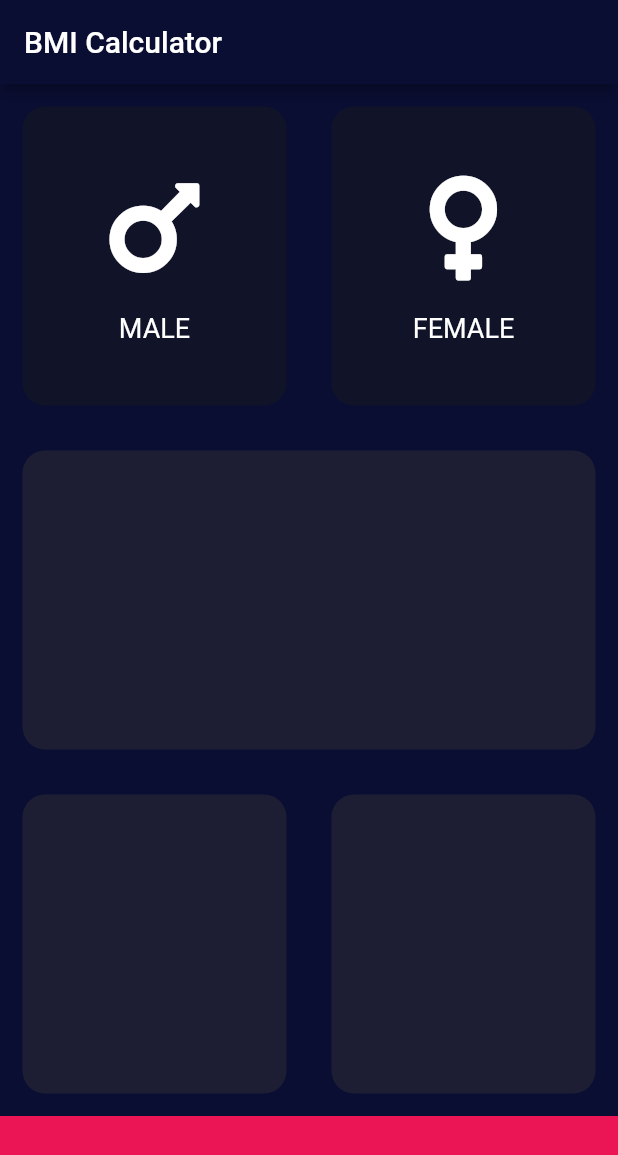
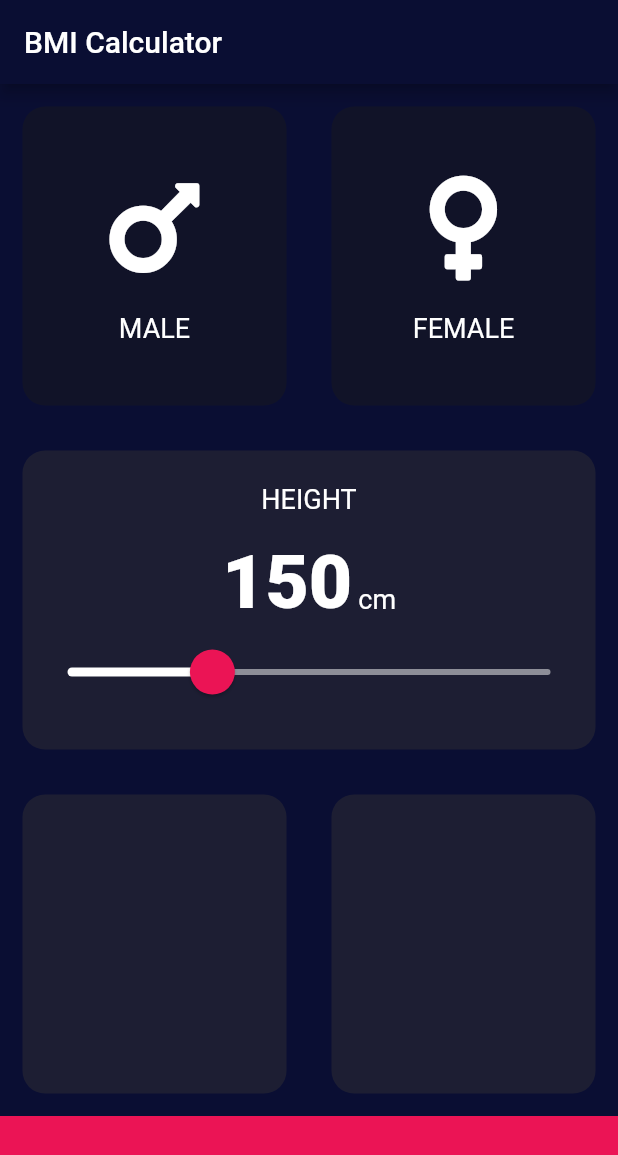
Before and after one commit to Wandersonjack/bmindex-flutter, a Flutter app: the screen it shows after launch, on a phone screen of 412 x 824 dp. Shown: the top 1155 px of the screen. Run offline on Flutter 3.47's test engine with Material 2 defaults, Android fonts, the phone set to English and light mode, and no system bars; our stand-ins replace font_awesome_flutter.

Commit message:
applying function for gesture detector on the custom card and creating the utils with constants and implementation of the slider

```diff
--- a/lib/components/custom_card.dart
+++ b/lib/components/custom_card.dart
@@ -3,18 +3,24 @@ import 'package:flutter/material.dart';
 class CustomCard extends StatelessWidget {
   CustomCard(
       {@required this.cor,
-        this.cardChild});                                                       //named parameter of type color as @required
+        this.cardChild,
+        this.onPress,
+      });                                                       //named parameter of type color as @required
   final Color cor;                                                              //making it immutable
   final Widget cardChild;                                                       //when creating a child it's a property type widget
+  final Function onPress;//instance and add this function into the params
 
   @override
   Widget build(BuildContext context) {
-    return Container(
-      child: cardChild,                                                         //don't forget to instantiate the param as value child: cardChild
-      margin: EdgeInsets.all(15.0),
-      decoration: BoxDecoration(
-        color: cor,
-        borderRadius: BorderRadius.circular(15),
+    return GestureDetector(
+      onTap: onPress,                                                           //wrapping with gesture detector and using the function
+      child: Container(
+        child: cardChild,                                                       //don't forget to instantiate the param as value child: cardChild
+        margin: EdgeInsets.all(15.0),
+        decoration: BoxDecoration(
+          color: cor,
+          borderRadius: BorderRadius.circular(15),
+        ),
       ),
     );
   }
--- a/lib/components/item_icon_text.dart
+++ b/lib/components/item_icon_text.dart
@@ -1,9 +1,6 @@
+import 'package:bmindex_app/utils/constants.dart';
 import 'package:flutter/material.dart';
-//in the cases you need to define alternative value to text style for example, use const to make it immutable at the time of build and don't forget to instantiate it as a value
-const labelTextStyle =   TextStyle(
-  color: Colors.white,
-  fontSize: 18.0,
-);
+
 
 class ItemIconText extends StatelessWidget {
   ItemIconText({this.icone, this.label});                                       /*applying the properties as params as not required and now you should use the named param inside of the object declared in the input page*/
@@ -25,7 +22,7 @@ class ItemIconText extends StatelessWidget {
         ),
         Text(
           label,
-          style: labelTextStyle,
+          style: kLabelTextStyle,
         ),
       ],
     );
--- a/lib/main.dart
+++ b/lib/main.dart
@@ -1,4 +1,4 @@
-import 'package:bmindex_app/pages/input_page.dart';
+import 'package:bmindex_app/screens/input_page.dart';
 import 'package:flutter/material.dart';
 
 
--- a/lib/pages/input_page.dart
+++ /dev/null
@@ -1,101 +0,0 @@
-import 'package:bmindex_app/components/custom_card.dart';
-import 'package:bmindex_app/components/item_icon_text.dart';
-import 'package:flutter/material.dart';
-import 'package:font_awesome_flutter/font_awesome_flutter.dart';
-
-const activeColor = Color(0xFF1d1E33);
-const inactiveColor = Color(0xFF111328);
-const pinkColor = Color(0xFFEB1455);
-const bottomBarHeight = 80.0;
-
-//Enumeration
-enum Gender {
-  male,
-  female
-}
-
-class InputDataPage extends StatefulWidget {
-  @override
-  _InputDataPageState createState() => _InputDataPageState();
-}
-
-class _InputDataPageState extends State<InputDataPage> {
-  Gender selectedGender;                                                        //property of type @Gender
-
-  @override
-  Widget build(BuildContext context) {
-    return Scaffold(
-      appBar: AppBar(
-        title: Text('BMI Calculator'),
-      ),
-      body: Column(
-        children: <Widget>[
-          Expanded(
-            child: Row(
-              children: <Widget>[
-                Expanded(
-                  child: GestureDetector(
-                    //wrapping the widget with a gesture detector use onTap and setState to change the color
-                    onTap: () {
-                      setState(() {
-                        selectedGender = Gender.male;                           //instantiating the gender based on the widget
-                      });
-                    },
-                    child: CustomCard(
-                      cor: selectedGender == Gender.male ? activeColor: inactiveColor,//  ternary operator
-                      cardChild: ItemIconText(
-                        icone: FontAwesomeIcons.mars,
-                        label: 'MALE',
-                      ),
-                    ),
-                  ),
-                ),
-                Expanded(
-                  child: GestureDetector(
-                    onTap: () {
-                      setState(() {
-                        selectedGender = Gender.female;
-                      });
-                    },
-                    child: CustomCard(
-                      cor: selectedGender == Gender.female ? activeColor : inactiveColor,
-                      cardChild: ItemIconText(
-                        icone: FontAwesomeIcons.venus,
-                        label: 'FEMALE',
-                      ),
-                    ),
-                  ),
-                ),
-              ],
-            ),
-          ),
-          Expanded(
-            child: CustomCard(
-              cor: activeColor,
-            ),
-          ),
-          Expanded(
-            child: Row(
-              children: <Widget>[
-                Expanded(
-                  child: CustomCard(
-                    cor: activeColor,
-                  ),
-                ),
-                Expanded(
-                  child: CustomCard(
-                    cor: activeColor,
-                  ),
-                ),
-              ],
-            ),
-          ),
-          Container(
-            color: pinkColor,
-            height: bottomBarHeight,
-          ),
-        ],
-      ),
-    );
-  }
-}
--- /dev/null
+++ b/lib/screens/input_page.dart
@@ -0,0 +1,144 @@
+import 'package:bmindex_app/components/custom_card.dart';
+import 'package:bmindex_app/components/item_icon_text.dart';
+import 'package:bmindex_app/utils/constants.dart';
+import 'package:flutter/material.dart';
+import 'package:font_awesome_flutter/font_awesome_flutter.dart';
+
+//Enumeration
+enum Gender { male, female }
+
+class InputDataPage extends StatefulWidget {
+  @override
+  _InputDataPageState createState() => _InputDataPageState();
+}
+
+class _InputDataPageState extends State<InputDataPage> {
+  Gender selectedGender; //property of type @Gender
+  int height = 150;
+
+  @override
+  Widget build(BuildContext context) {
+    return Scaffold(
+      appBar: AppBar(
+        title: Text('BMI Calculator'),
+      ),
+      body: Column(
+        crossAxisAlignment: CrossAxisAlignment.stretch,
+        children: <Widget>[
+          Expanded(
+            child: Row(
+              children: <Widget>[
+                Expanded(
+                  child: CustomCard(
+                    onPress: () {
+                      setState(() {
+                        selectedGender = Gender.male;
+                      });
+                    },
+                    cor: selectedGender == Gender.male
+                        ? kActiveColor
+                        : kInactiveColor,
+                    cardChild: ItemIconText(
+                      icone: FontAwesomeIcons.mars,
+                      label: 'MALE',
+                    ),
+                  ),
+                ),
+                Expanded(
+                  child: CustomCard(
+                    onPress: () {
+                      setState(() {
+                        selectedGender = Gender.female;
+                      });
+                    },
+                    cor: selectedGender == Gender.female
+                        ? kActiveColor
+                        : kInactiveColor,
+                    cardChild: ItemIconText(
+                      icone: FontAwesomeIcons.venus,
+                      label: 'FEMALE',
+                    ),
+                  ),
+                ),
+              ],
+            ),
+          ),
+          Expanded(
+            child: CustomCard(
+              cor: kActiveColor,
+              cardChild: Column(
+                mainAxisAlignment: MainAxisAlignment.center,
+                children: <Widget>[
+                  Text(
+                    'HEIGHT',
+                    style: kLabelTextStyle,
+                  ),
+                  SizedBox(
+                    height: 16.0,
+                  ),
+                  Row(
+                    mainAxisAlignment: MainAxisAlignment.center,
+                    crossAxisAlignment: CrossAxisAlignment.baseline,
+                    textBaseline: TextBaseline.alphabetic,
+                    children: <Widget>[
+                      Text(
+                        height.toString(),
+                        style: kBoldTextStyle,
+                      ),
+                      SizedBox(width: 4.0),
+                      Text(
+                        'cm',
+                        style: kLabelTextStyle,
+                      ),
+                    ],
+                  ),
+                  SliderTheme(
+                    data: SliderTheme.of(context).copyWith(
+                      activeTrackColor: kWhiteColor,
+                      inactiveTrackColor: kGreyColor,
+                      thumbColor: kPinkColor,
+                      overlayColor: kPinkWithOpacity,
+                      thumbShape:
+                          RoundSliderThumbShape(enabledThumbRadius: 15.0),
+                      overlayShape: RoundSliderOverlayShape(overlayRadius: 30.0),
+                    ),
+                    child: Slider(
+                      value: height.toDouble(),
+                      min: 120,
+                      max: 220,
+                      onChanged: (double newHeightValue) {
+                        setState(() {
+                          height = newHeightValue.round();
+                        });
+                      },
+                    ),
+                  ),
+                ],
+              ),
+            ),
+          ),
+          Expanded(
+            child: Row(
+              children: <Widget>[
+                Expanded(
+                  child: CustomCard(
+                    cor: kActiveColor,
+                  ),
+                ),
+                Expanded(
+                  child: CustomCard(
+                    cor: kActiveColor,
+                  ),
+                ),
+              ],
+            ),
+          ),
+          Container(
+            color: kPinkColor,
+            height: kBottomBarHeight,
+          ),
+        ],
+      ),
+    );
+  }
+}
--- /dev/null
+++ b/lib/utils/constants.dart
@@ -0,0 +1,21 @@
+import 'package:flutter/material.dart';
+
+//colors
+const kActiveColor = Color(0xFF1d1E33);
+const kInactiveColor = Color(0xFF111328);
+const kPinkColor = Color(0xFFEB1455);
+const kPinkWithOpacity  = Color(0x29EB1455);
+const kWhiteColor = Colors.white;
+const kGreyColor = Color(0xFF8D8E98);
+//dimensions
+const kBottomBarHeight = 80.0;
+//text styles
+const kLabelTextStyle =   TextStyle(
+  color: Colors.white,
+  fontSize: 18.0,
+);
+
+const kBoldTextStyle = TextStyle(
+  fontSize: 50.0,
+  fontWeight: FontWeight.w800,
+);
```
